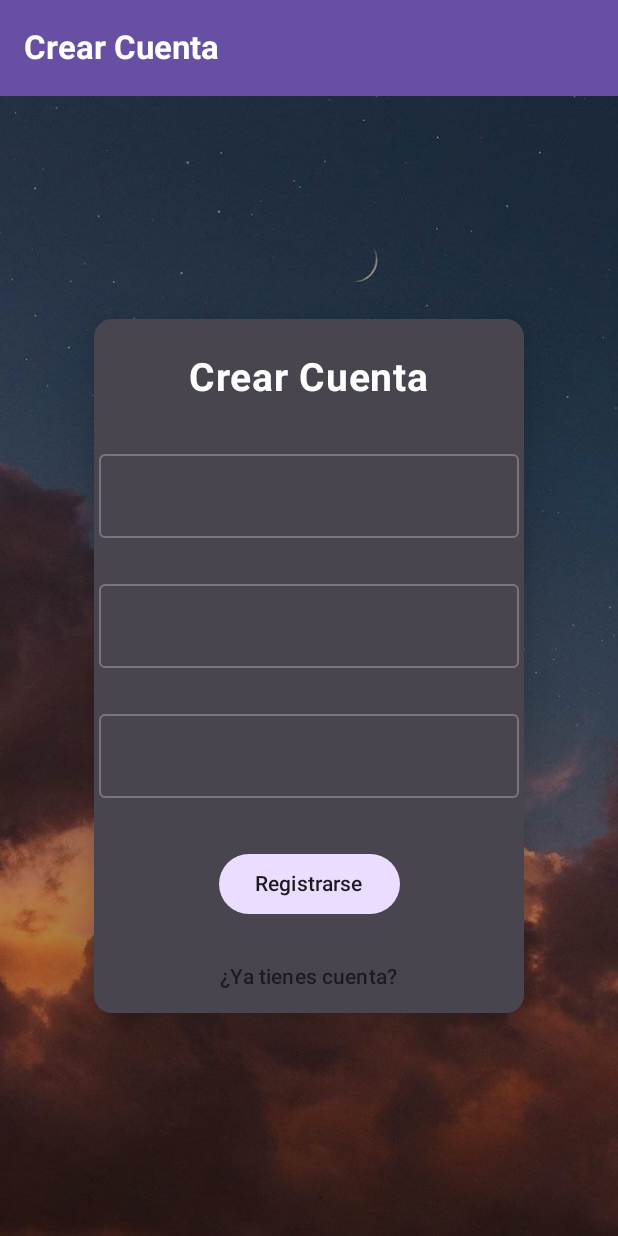
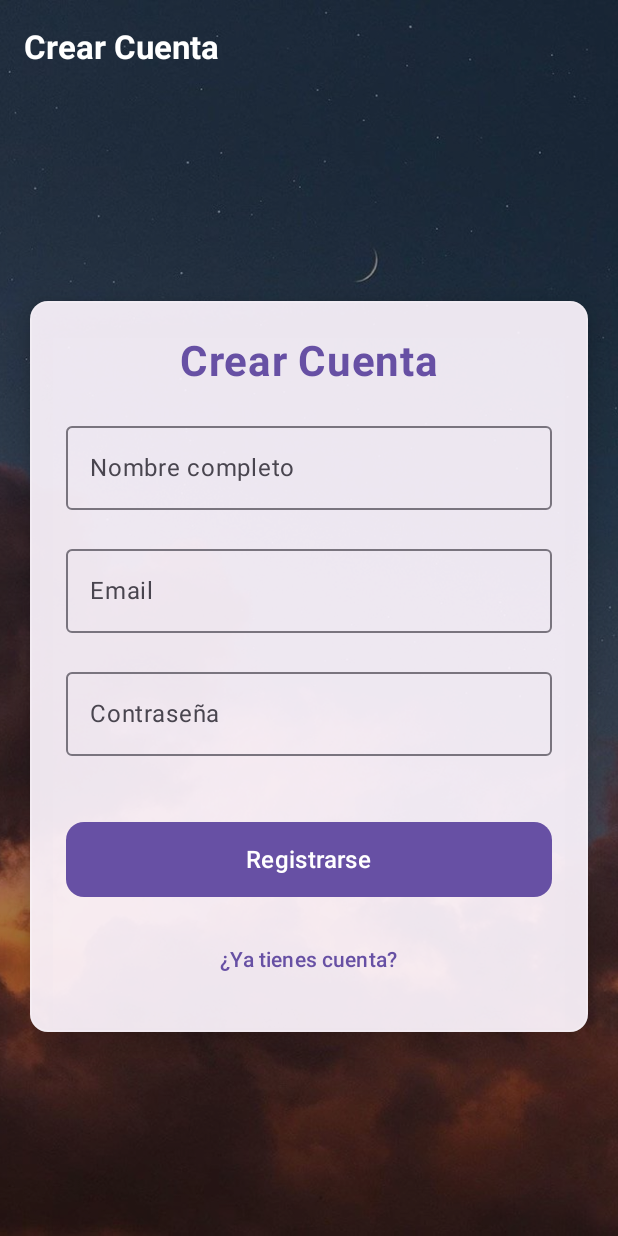
Before and after one commit to joaquinlepeS/Appkotlin, an Android app built with Jetpack Compose: the RegistroScreen screen opened through its navigation route, on a phone screen of 412 x 824 dp. Run offline under Robolectric (Android 15) with nearby library versions, the phone set to English and light mode, and no system bars.

Commit message:
Arreglando errores de ui

```diff
--- a/app/src/main/java/com/example/app_kotlin/ui/screens/Registro.kt
+++ b/app/src/main/java/com/example/app_kotlin/ui/screens/Registro.kt
@@ -9,20 +9,20 @@ import androidx.compose.material3.*
 import androidx.compose.runtime.*
 import androidx.compose.ui.Alignment
 import androidx.compose.ui.Modifier
+import androidx.compose.ui.graphics.Brush
 import androidx.compose.ui.graphics.Color
 import androidx.compose.ui.layout.ContentScale
 import androidx.compose.ui.res.painterResource
 import androidx.compose.ui.text.font.FontWeight
 import androidx.compose.ui.text.input.KeyboardType
 import androidx.compose.ui.text.input.PasswordVisualTransformation
-import androidx.compose.ui.tooling.preview.Preview
 import androidx.compose.ui.unit.dp
 import androidx.compose.ui.unit.sp
 import androidx.lifecycle.viewmodel.compose.viewModel
 import com.example.app_kotlin.R
+import com.example.app_kotlin.viewmodel.UsuarioViewModel
 import com.example.app_kotlin.utils.validateEmail
 import com.example.app_kotlin.utils.validatePassword
-import com.example.app_kotlin.viewmodel.UsuarioViewModel
 
 @OptIn(ExperimentalMaterial3Api::class)
 @Composable
@@ -48,11 +48,19 @@ fun RegistroScreen(
 
     Box(modifier = Modifier.fillMaxSize()) {
 
+        // Fondo completo
         Image(
             painter = painterResource(id = R.drawable.wallpaper),
             contentDescription = null,
             modifier = Modifier.fillMaxSize(),
             contentScale = ContentScale.Crop
+        )
+
+        // Capa oscura sutil
+        Box(
+            modifier = Modifier
+                .fillMaxSize()
+                .background(Color.Black.copy(alpha = 0.35f))
         )
 
         Scaffold(
@@ -62,12 +70,15 @@ fun RegistroScreen(
                     title = {
                         Text(
                             "Crear Cuenta",
-                            style = MaterialTheme.typography.titleLarge.copy(fontWeight = FontWeight.Bold),
-                            color = MaterialTheme.colorScheme.onPrimary
+                            style = MaterialTheme.typography.titleLarge.copy(
+                                fontWeight = FontWeight.Bold,
+                                color = Color.White
+                            )
                         )
                     },
                     colors = TopAppBarDefaults.topAppBarColors(
-                        containerColor = MaterialTheme.colorScheme.primary
+                        containerColor = Color.Transparent,
+                        titleContentColor = Color.White
                     )
                 )
             }
@@ -76,29 +87,33 @@ fun RegistroScreen(
             Box(
                 modifier = Modifier
                     .fillMaxSize()
-                    .padding(innerPadding)
-                    .background(Color.Black.copy(alpha = 0.3f)),
+                    .padding(innerPadding),
                 contentAlignment = Alignment.Center
             ) {
 
                 Card(
-                    colors = CardDefaults.cardColors(MaterialTheme.colorScheme.onSurfaceVariant),
-                    border = BorderStroke(12.dp, Color.Transparent),
-                    elevation = CardDefaults.cardElevation(24.dp),
-                    modifier = Modifier.padding(16.dp)
+                    modifier = Modifier
+                        .padding(20.dp)
+                        .fillMaxWidth(),
+                    elevation = CardDefaults.cardElevation(12.dp),
+                    shape = MaterialTheme.shapes.medium,
+                    border = BorderStroke(1.dp, Color.White.copy(alpha = 0.2f)),
+                    colors = CardDefaults.cardColors(
+                        containerColor = MaterialTheme.colorScheme.surface.copy(alpha = 0.92f)
+                    )
                 ) {
 
                     Column(
+                        modifier = Modifier.padding(24.dp),
                         horizontalAlignment = Alignment.CenterHorizontally,
-                        verticalArrangement = Arrangement.Center
+                        verticalArrangement = Arrangement.spacedBy(18.dp)
                     ) {
 
                         Text(
                             text = "Crear Cuenta",
-                            fontSize = 26.sp,
+                            fontSize = 28.sp,
                             fontWeight = FontWeight.Bold,
-                            modifier = Modifier.padding(vertical = 24.dp),
-                            color = MaterialTheme.colorScheme.onPrimary
+                            color = MaterialTheme.colorScheme.primary
                         )
 
                         // NOMBRE
@@ -110,18 +125,15 @@ fun RegistroScreen(
                             },
                             label = { Text("Nombre completo") },
                             singleLine = true,
-                            modifier = Modifier.padding(3.dp),
+                            modifier = Modifier.fillMaxWidth(),
                         )
-                        if (nombreError != null) {
+                        nombreError?.let {
                             Text(
-                                text = nombreError!!,
-                                color = MaterialTheme.colorScheme.primaryContainer,
-                                style = MaterialTheme.typography.bodySmall,
-                                modifier = Modifier.padding(start = 16.dp, top = 4.dp)
+                                text = it,
+                                color = MaterialTheme.colorScheme.error,
+                                style = MaterialTheme.typography.bodySmall
                             )
                         }
-
-                        Spacer(modifier = Modifier.height(16.dp))
 
                         // EMAIL
                         OutlinedTextField(
@@ -132,19 +144,16 @@ fun RegistroScreen(
                             },
                             label = { Text("Email") },
                             singleLine = true,
-                            modifier = Modifier.padding(3.dp),
                             keyboardOptions = KeyboardOptions(keyboardType = KeyboardType.Email),
+                            modifier = Modifier.fillMaxWidth()
                         )
-                        if (emailError != null) {
+                        emailError?.let {
                             Text(
-                                text = emailError!!,
-                                color = MaterialTheme.colorScheme.primaryContainer,
-                                style = MaterialTheme.typography.bodySmall,
-                                modifier = Modifier.padding(start = 16.dp, top = 4.dp)
+                                text = it,
+                                color = MaterialTheme.colorScheme.error,
+                                style = MaterialTheme.typography.bodySmall
                             )
                         }
-
-                        Spacer(modifier = Modifier.height(16.dp))
 
                         // PASSWORD
                         OutlinedTextField(
@@ -157,18 +166,17 @@ fun RegistroScreen(
                             singleLine = true,
                             visualTransformation = PasswordVisualTransformation(),
                             keyboardOptions = KeyboardOptions(keyboardType = KeyboardType.Password),
-                            modifier = Modifier.padding(3.dp)
+                            modifier = Modifier.fillMaxWidth()
                         )
-                        if (passwordError != null) {
+                        passwordError?.let {
                             Text(
-                                text = passwordError!!,
-                                color = MaterialTheme.colorScheme.primaryContainer,
-                                style = MaterialTheme.typography.bodySmall,
-                                modifier = Modifier.padding(start = 16.dp, top = 4.dp)
+                                text = it,
+                                color = MaterialTheme.colorScheme.error,
+                                style = MaterialTheme.typography.bodySmall
                             )
                         }
 
-                        Spacer(modifier = Modifier.height(24.dp))
+                        Spacer(modifier = Modifier.height(8.dp))
 
                         // BOTÓN REGISTRARSE
                         Button(
@@ -184,18 +192,24 @@ fun RegistroScreen(
                                     usuarioViewModel.registrarUsuario(nombre, email, password)
                                 }
                             },
-                            modifier = Modifier.padding(6.dp),
-                            colors = ButtonDefaults.buttonColors(MaterialTheme.colorScheme.primaryContainer)
+                            modifier = Modifier
+                                .fillMaxWidth()
+                                .height(50.dp),
+                            shape = MaterialTheme.shapes.medium
                         ) {
-                            Text("Registrarse", color = MaterialTheme.colorScheme.onSurface)
+                            Text(
+                                "Registrarse",
+                                style = MaterialTheme.typography.titleMedium,
+                                color = MaterialTheme.colorScheme.onPrimary
+                            )
                         }
 
-                        Spacer(modifier = Modifier.height(8.dp))
-
-                        TextButton(onClick = { onNavigateToLogin() }) {
+                        TextButton(
+                            onClick = onNavigateToLogin,
+                        ) {
                             Text(
                                 text = "¿Ya tienes cuenta?",
-                                color = MaterialTheme.colorScheme.onSurface
+                                color = MaterialTheme.colorScheme.primary
                             )
                         }
                     }
@@ -204,9 +218,3 @@ fun RegistroScreen(
         }
     }
 }
-
-@Preview(showBackground = true, showSystemUi = true)
-@Composable
-fun RegistroScreenPreview() {
-    RegistroScreen(onNavigateToLogin = {})
-}
```
Also changed, not shown: 1 other file.
